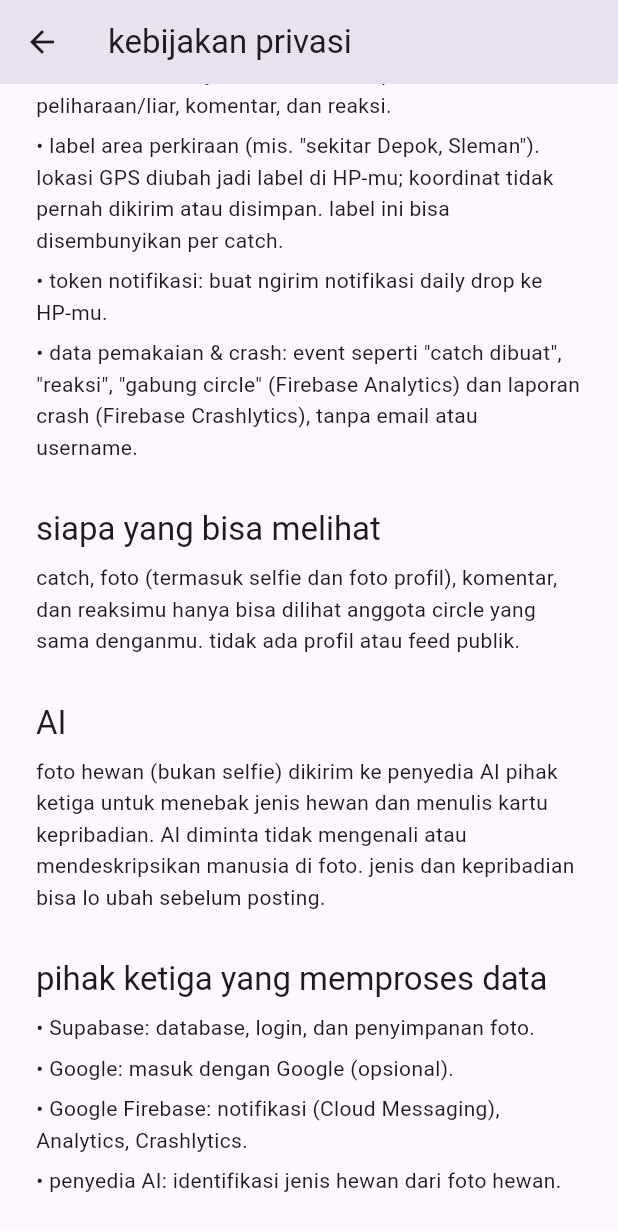
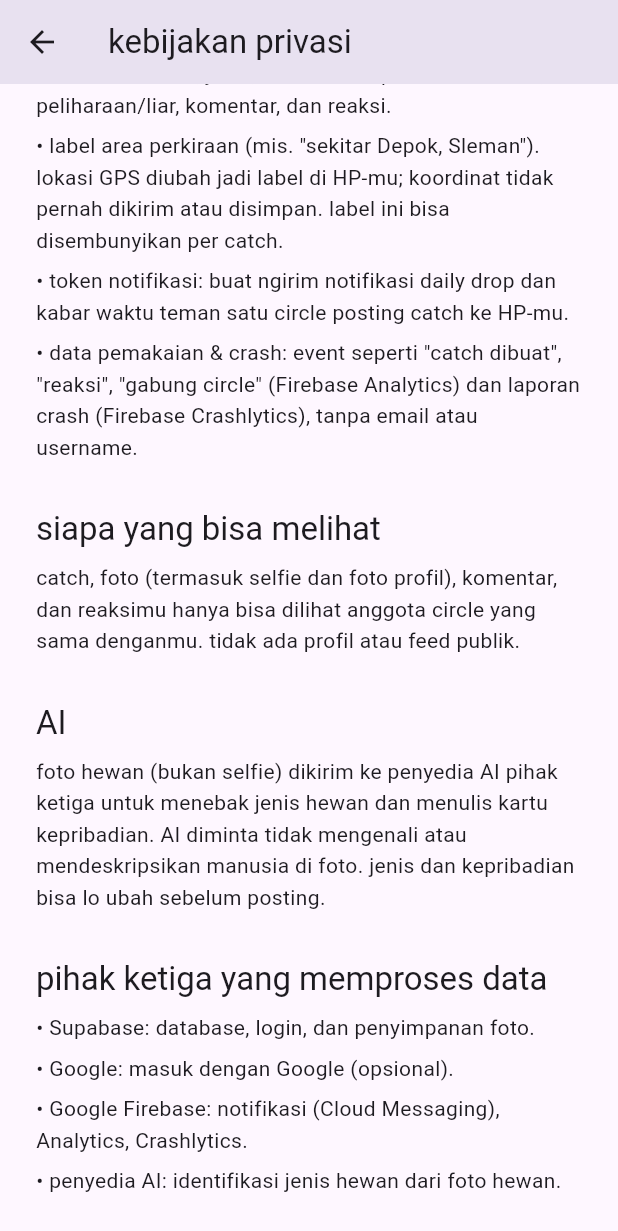
Before and after one commit to dunooowwww/furreal, a Flutter app: the PrivacyPolicyScreen screen opened directly, scrolled down 576 dp, on a phone screen of 412 x 824 dp. Shown: the top 1231 px of the screen. Run offline on Flutter 3.47's test engine with Material 3 defaults, Android fonts, the phone set to English and light mode, and no system bars; our stand-ins replace cached_network_image, camera, firebase_analytics, firebase_core, firebase_crashlytics, firebase_messaging and 9 more; accounts and stored records are empty; project files that could hold a hidden picture were left out.

Commit message:
Document M10 BeReal-style daily drop and friend catch notifications
Co-Authored-By: Claude Opus 5.5 <noreply@anthropic.com>
Claude-Session: https://claude.ai/code/session_01AP7mAhuHrHGSk9dDUSZQhY

```diff
--- a/app/lib/features/account/data/privacy_policy.dart
+++ b/app/lib/features/account/data/privacy_policy.dart
@@ -35,7 +35,8 @@ const privacyPolicy = <PolicySection>[
     '• label area perkiraan (mis. "sekitar Depok, Sleman"). lokasi GPS diubah '
         'jadi label di HP-mu; koordinat tidak pernah dikirim atau disimpan. '
         'label ini bisa disembunyikan per catch.',
-    '• token notifikasi: buat ngirim notifikasi daily drop ke HP-mu.',
+    '• token notifikasi: buat ngirim notifikasi daily drop dan kabar waktu '
+        'teman satu circle posting catch ke HP-mu.',
     '• data pemakaian & crash: event seperti "catch dibuat", "reaksi", '
         '"gabung circle" (Firebase Analytics) dan laporan crash (Firebase '
         'Crashlytics), tanpa email atau username.',
```
Also changed, not shown: 4 other files.
